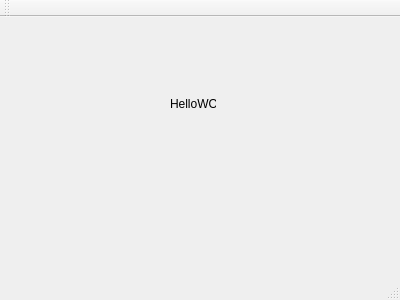
The window that HelloWorld/mainwindow.ui (wiyarun/Qt4.8-FaceDetection) describes before a commit, drawn with Qt 5.
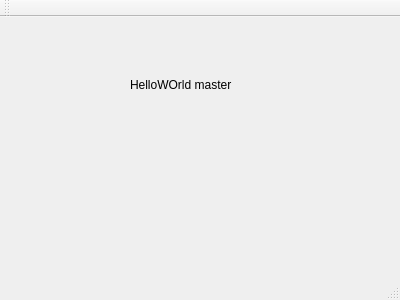
The same window after the commit.

Patch:
```diff
--- a/HelloWorld/mainwindow.ui
+++ b/HelloWorld/mainwindow.ui
@@ -17,14 +17,14 @@
    <widget class="QLabel" name="label">
     <property name="geometry">
      <rect>
-      <x>170</x>
-      <y>80</y>
-      <width>46</width>
-      <height>13</height>
+      <x>130</x>
+      <y>60</y>
+      <width>161</width>
+      <height>16</height>
      </rect>
     </property>
     <property name="text">
-     <string>HelloWOrld</string>
+     <string>HelloWOrld master</string>
     </property>
    </widget>
   </widget>
```
